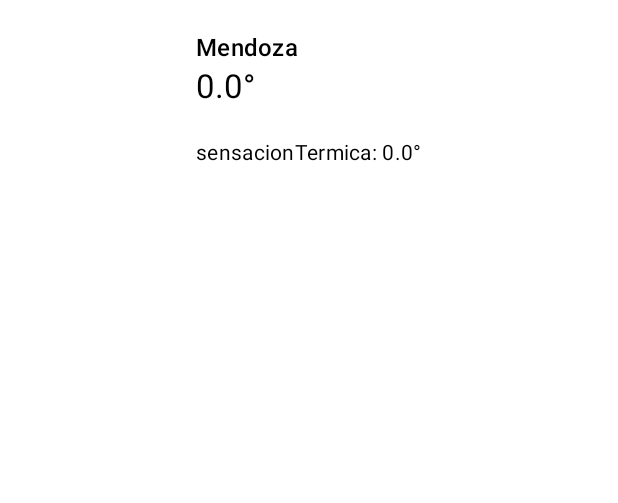
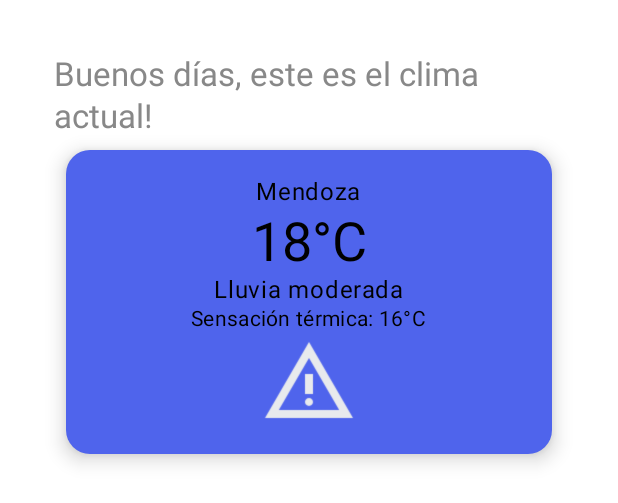
Before and after one commit to Vale151/parcial-2, an Android app built with Jetpack Compose: the @Preview function ClimaPreviewExitoso, on a phone screen of 412 x 824 dp. Shown: the top 503 px of the screen. Run offline under Robolectric (Android 15) with nearby library versions, the phone set to English and light mode, and no system bars; pictures from the network do not load.

Commit message:
avance con card de clima en ClimaPage

```diff
--- a/app/build.gradle.kts
+++ b/app/build.gradle.kts
@@ -67,6 +67,10 @@ dependencies {
     implementation("io.ktor:ktor-serialization-kotlinx-json:2.3.11")
     implementation("androidx.navigation:navigation-compose:2.7.7")
     implementation("androidx.lifecycle:lifecycle-runtime-compose-android:2.8.2")
+    implementation("io.coil-kt:coil-compose:2.4.0")
+    implementation ("androidx.lifecycle:lifecycle-runtime-ktx:2.6.1")
+    implementation ("io.coil-kt:coil:2.2.2")
+    //implementation("implementation 'androidx.compose.material:material-icons-core:1.4.0")
 
     testImplementation("junit:junit:4.13.2")
     testImplementation("org.jetbrains.kotlinx:kotlinx-coroutines-test:1.9.0-RC")
--- a/app/src/main/java/com/istea/appdelclima/presentacion/clima/actual/ClimaEstado.kt
+++ b/app/src/main/java/com/istea/appdelclima/presentacion/clima/actual/ClimaEstado.kt
@@ -6,6 +6,7 @@ sealed class ClimaEstado {
         val temperatura: Double = 0.0,
         val descripcion: String= "",
         val st :Double = 0.0,
+        val icono : String = ""
         ) : ClimaEstado()
     data class Error(
         val mensaje :String = "",
--- a/app/src/main/java/com/istea/appdelclima/presentacion/clima/actual/ClimaView.kt
+++ b/app/src/main/java/com/istea/appdelclima/presentacion/clima/actual/ClimaView.kt
@@ -1,29 +1,42 @@
 package com.istea.appdelclima.presentacion.clima.actual
 
+import androidx.compose.foundation.Image
+import androidx.compose.foundation.layout.*
 import androidx.compose.foundation.layout.Column
-import androidx.compose.foundation.layout.Spacer
 import androidx.compose.foundation.layout.fillMaxWidth
-import androidx.compose.foundation.layout.height
 import androidx.compose.foundation.layout.padding
+import androidx.compose.foundation.shape.RoundedCornerShape
+import androidx.compose.material3.*
+import androidx.compose.material3.Card
 import androidx.compose.material3.MaterialTheme
 import androidx.compose.material3.Text
 import androidx.compose.runtime.Composable
 import androidx.compose.ui.Alignment
 import androidx.compose.ui.Modifier
+import androidx.compose.ui.graphics.Color
 import androidx.compose.ui.tooling.preview.Preview
 import androidx.compose.ui.unit.dp
-import androidx.lifecycle.Lifecycle
+import androidx.lifecycle.Lifecycle.Event.ON_RESUME
 import androidx.lifecycle.compose.LifecycleEventEffect
 import com.istea.appdelclima.ui.theme.AppDelClimaTheme
+import java.time.LocalTime
+import kotlin.math.roundToInt
 
+import androidx.compose.material.*
+import androidx.compose.ui.text.style.TextAlign
+import coil.compose.AsyncImage
+import coil.request.ImageRequest
+import androidx.compose.ui.platform.LocalContext
+import com.istea.appdelclima.R
 
+// Función principal ClimaView
 @Composable
 fun ClimaView(
     modifier: Modifier = Modifier,
-    state : ClimaEstado,
-    onAction: (ClimaIntencion)->Unit
+    state: ClimaEstado,
+    onAction: (ClimaIntencion) -> Unit
 ) {
-    LifecycleEventEffect(Lifecycle.Event.ON_RESUME) {
+    LifecycleEventEffect(ON_RESUME) {
         onAction(ClimaIntencion.actualizarClima)
     }
     Column(
@@ -32,13 +45,14 @@ fun ClimaView(
             .padding(20.dp),
         horizontalAlignment = Alignment.CenterHorizontally
     ) {
-        when(state){
+        when (state) {
             is ClimaEstado.Error -> ErrorView(mensaje = state.mensaje)
-            is ClimaEstado.Exitoso -> ClimaView(
+            is ClimaEstado.Exitoso -> ClimaView( // Llamada a la segunda ClimaView
                 ciudad = state.ciudad,
                 temperatura = state.temperatura,
                 descripcion = state.descripcion,
-                st = state.st
+                sensacionTermica = state.st,
+                iconoUrl = "https://openweathermap.org/img/wn/${state.icono}@2x.png"
             )
             ClimaEstado.Vacio -> LoadingView()
             ClimaEstado.Cargando -> EmptyView()
@@ -47,31 +61,96 @@ fun ClimaView(
     }
 }
 
+// Segunda función ClimaView que recibe parámetros individuales
 @Composable
-fun EmptyView(){
+fun ClimaView(
+    ciudad: String,
+    temperatura: Double,
+    descripcion: String,
+    sensacionTermica: Double,
+    iconoUrl: String, // URL del icono del clima
+    modifier: Modifier = Modifier,
+    cardColor: Color = Color(0xFF4F64EC), // Color de la tarjeta personalizable
+    iconContentDescription: String = "Icono del clima"
+) {
+    Column(
+        modifier = modifier
+            .fillMaxWidth()
+            .padding(16.dp),
+        horizontalAlignment = Alignment.CenterHorizontally
+    ) {
+        val horaActual = LocalTime.now()
+        val saludo = when {
+            horaActual.hour in 5..12 -> "Buenos días"
+            horaActual.hour in 13..19 -> "Buenas tardes"
+            else -> "Buenas noches"
+        }
+
+        Text(
+            text = "$saludo, este es el clima actual!",
+            style = MaterialTheme.typography.titleLarge,
+            color = Color.Gray,
+            textAlign = TextAlign.Start
+        )
+
+        // Tarjeta con los datos del clima
+        Card(
+            modifier = Modifier
+                .fillMaxWidth()
+                .padding(8.dp),
+            elevation = CardDefaults.cardElevation(8.dp),
+            shape = RoundedCornerShape(16.dp),
+            colors = CardDefaults.cardColors(containerColor = cardColor)
+        ) {
+            Column(
+                modifier = Modifier
+                    .fillMaxWidth()
+                    .padding(16.dp),
+                horizontalAlignment = Alignment.CenterHorizontally
+            ) {
+                Text(text = ciudad)
+                Text(
+                    text = "${temperatura.roundToInt()}°C",
+                    style = MaterialTheme.typography.displaySmall
+                )
+                Text(text = descripcion.capitalize(), style = MaterialTheme.typography.bodyLarge)
+                Text(
+                    text = "Sensación térmica: ${sensacionTermica.roundToInt()}°C",
+                    style = MaterialTheme.typography.bodyMedium
+                )
+
+                // Icono del clima usando Coil
+                AsyncImage(
+                    model = ImageRequest.Builder(LocalContext.current)
+                        .data(iconoUrl)
+                        .placeholder(R.drawable.ic_loading)
+                        .error(R.drawable.ic_error)
+                        .build(),
+                    contentDescription = iconContentDescription,
+                    modifier = Modifier.size(64.dp)
+                )
+            }
+        }
+    }
+}
+
+// Vistas de estado vacío, cargando y error
+@Composable
+fun EmptyView() {
     Text(text = "No hay nada que mostrar")
 }
 
 @Composable
-fun LoadingView(){
+fun LoadingView() {
     Text(text = "Cargando")
 }
 
 @Composable
-fun ErrorView(mensaje: String){
+fun ErrorView(mensaje: String) {
     Text(text = mensaje)
 }
 
-@Composable
-fun ClimaView(ciudad: String, temperatura: Double, descripcion: String, st:Double){
-    Column {
-        Text(text = ciudad, style = MaterialTheme.typography.titleMedium)
-        Text(text = "${temperatura}°", style = MaterialTheme.typography.titleLarge)
-        Text(text = descripcion, style = MaterialTheme.typography.bodyMedium)
-        Text(text = "sensacionTermica: ${st}°", style = MaterialTheme.typography.bodyMedium)
-    }
-}
-
+// Previews para testing
 @Preview(showBackground = true)
 @Composable
 fun ClimaPreviewVacio() {
@@ -84,7 +163,7 @@ fun ClimaPreviewVacio() {
 @Composable
 fun ClimaPreviewError() {
     AppDelClimaTheme {
-        ClimaView(state = ClimaEstado.Error("Se rompio todo"), onAction = {})
+        ClimaView(state = ClimaEstado.Error("Se rompió todo"), onAction = {})
     }
 }
 
@@ -92,6 +171,15 @@ fun ClimaPreviewError() {
 @Composable
 fun ClimaPreviewExitoso() {
     AppDelClimaTheme {
-        ClimaView(state = ClimaEstado.Exitoso(ciudad = "Mendoza", temperatura = 0.0), onAction = {})
+        ClimaView(
+            state = ClimaEstado.Exitoso(
+                ciudad = "Mendoza",
+                temperatura = 18.0,
+                descripcion = "Lluvia moderada",
+                st = 16.0,
+                icono = "10d"
+            ),
+            onAction = {}
+        )
     }
 }
```
Also changed, not shown: app/src/main/res/drawable/ic_error.png (added), app/src/main/res/drawable/ic_loading.png (added), app/src/main/res/drawable/snowflake.png (added), app/src/main/res/drawable/storm.png (added), app/src/main/res/drawable/sun.png (added), app/src/main/res/drawable/weather.png (added), app/src/main/res/drawable/wind.png (added).
